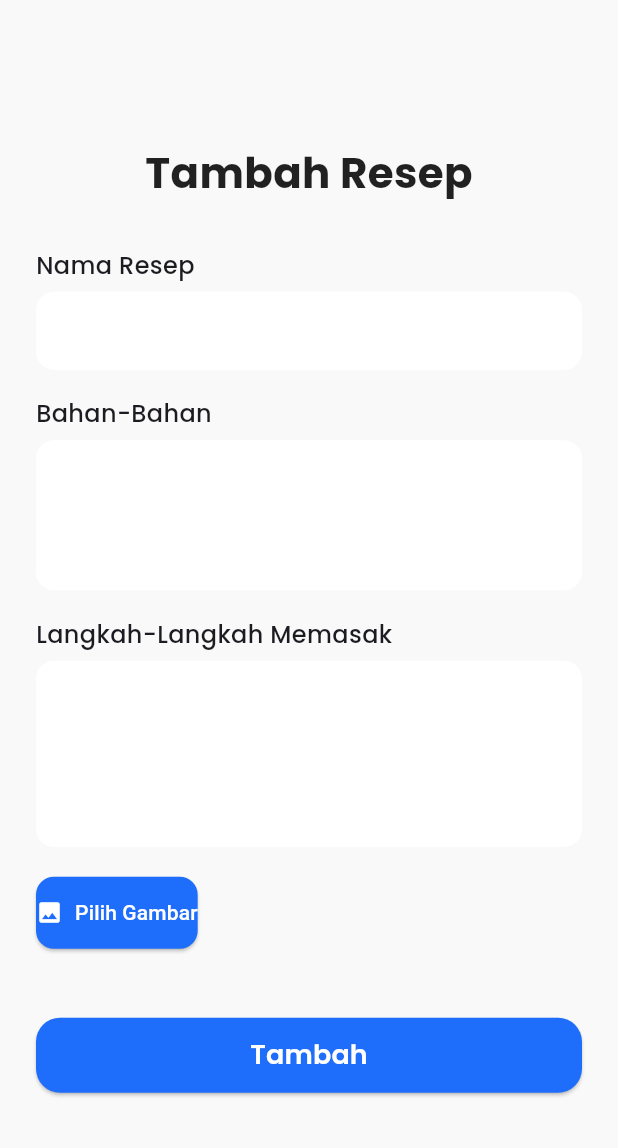
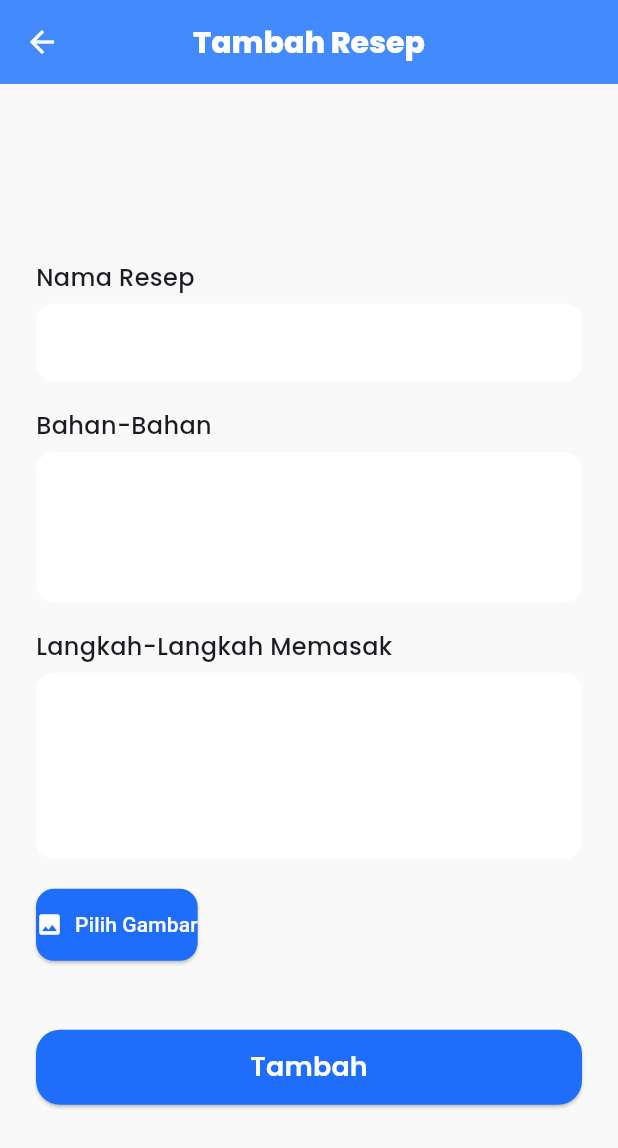
Before and after one commit to ekakur878/aplikasi_makanan, a Flutter app: the AddRecipePage screen opened directly, on a phone screen of 412 x 824 dp. Shown: the top 1148 px of the screen. Run offline on Flutter 3.47's test engine with Material 3 defaults, Android fonts, the phone set to English and light mode, and no system bars; our stand-ins replace google_fonts, image_picker; Roboto replaces fonts that are missing (Sansita).

Commit message:
perbaikan warna

```diff
--- a/lib/add_recipe.dart
+++ b/lib/add_recipe.dart
@@ -82,6 +82,20 @@ class _AddRecipePageState extends State<AddRecipePage> {
 
     return Scaffold(
       backgroundColor: const Color(0xFFF9F9F9),
+      appBar: AppBar(
+        backgroundColor: Colors.blueAccent,
+        elevation: 0,
+        title: Text(
+          title,
+          style: GoogleFonts.poppins(
+            fontSize: 20,
+            fontWeight: FontWeight.w800,
+            color: Colors.white,
+          ),
+        ),
+        centerTitle: true,
+        iconTheme: const IconThemeData(color: Colors.white),
+      ),
       body: SafeArea(
         child: Center(
           child: SingleChildScrollView(
@@ -91,16 +105,6 @@ class _AddRecipePageState extends State<AddRecipePage> {
               child: Column(
                 crossAxisAlignment: CrossAxisAlignment.start,
                 children: [
-                  Center(
-                    child: Text(
-                      title,
-                      style: GoogleFonts.poppins(
-                        fontSize: 28,
-                        fontWeight: FontWeight.bold,
-                        color: Colors.black87,
-                      ),
-                    ),
-                  ),
                   const SizedBox(height: 30),
 
                   _label('Nama Resep'),
--- a/lib/favorite_page.dart
+++ b/lib/favorite_page.dart
@@ -13,7 +13,7 @@ class FavoritePage extends StatelessWidget {
     return Scaffold(
       backgroundColor: const Color(0xFFF9F9F9),
       appBar: AppBar(
-        backgroundColor: Colors.white,
+        backgroundColor: Colors.blue,
         elevation: 0,
         title: const Text(
           "Resep Favorit",
--- a/lib/home_recipe.dart
+++ b/lib/home_recipe.dart
@@ -146,14 +146,14 @@ class _HomeRecipePageState extends State<HomeRecipePage> {
       backgroundColor: const Color(0xFFF9F9F9),
       appBar: AppBar(
         elevation: 2,
-        backgroundColor: Colors.white,
+        backgroundColor: Colors.blueAccent,
         centerTitle: true,
         title: Text(
-          'Chef',
+          'Resep Makanan',
           style: GoogleFonts.poppins(
             fontSize: 24,
             fontWeight: FontWeight.bold,
-            color: Colors.black87,
+            color: Colors.white,
           ),
         ),
       ),
--- a/lib/main.dart
+++ b/lib/main.dart
@@ -20,7 +20,7 @@ class YummieApp extends StatelessWidget {
   @override
   Widget build(BuildContext context) {
     return MaterialApp(
-      title: 'Chef',
+      title: 'Resep Makanan',
       debugShowCheckedModeBanner: false,
       theme: ThemeData(
         colorScheme: ColorScheme.fromSeed(
```
